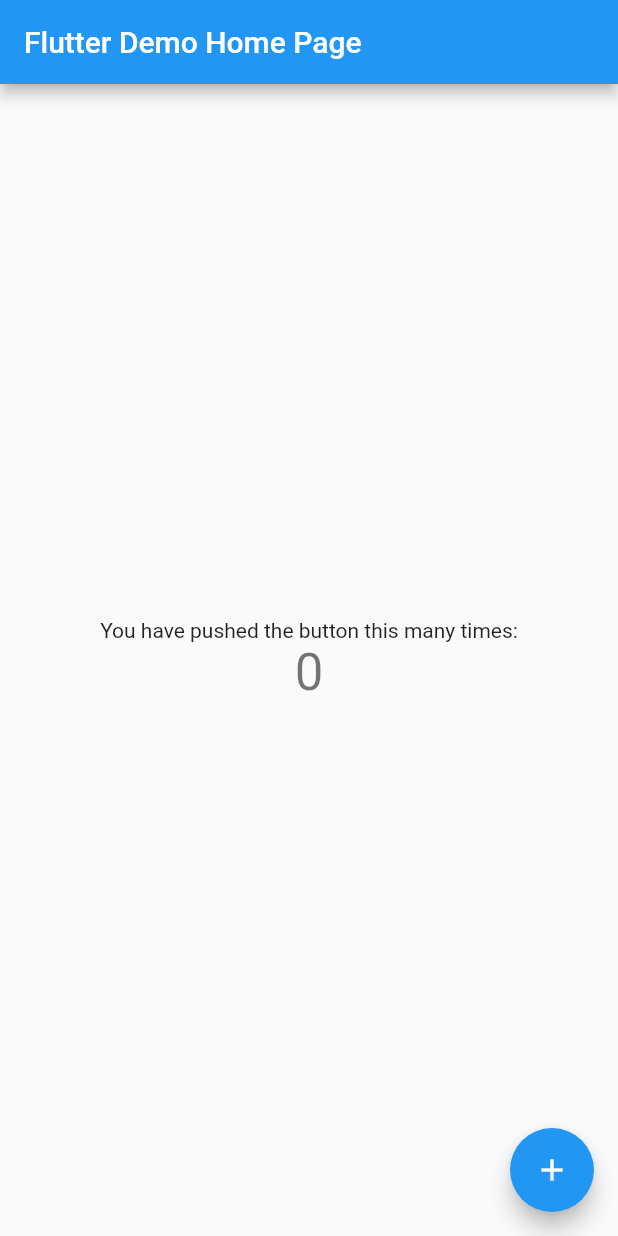
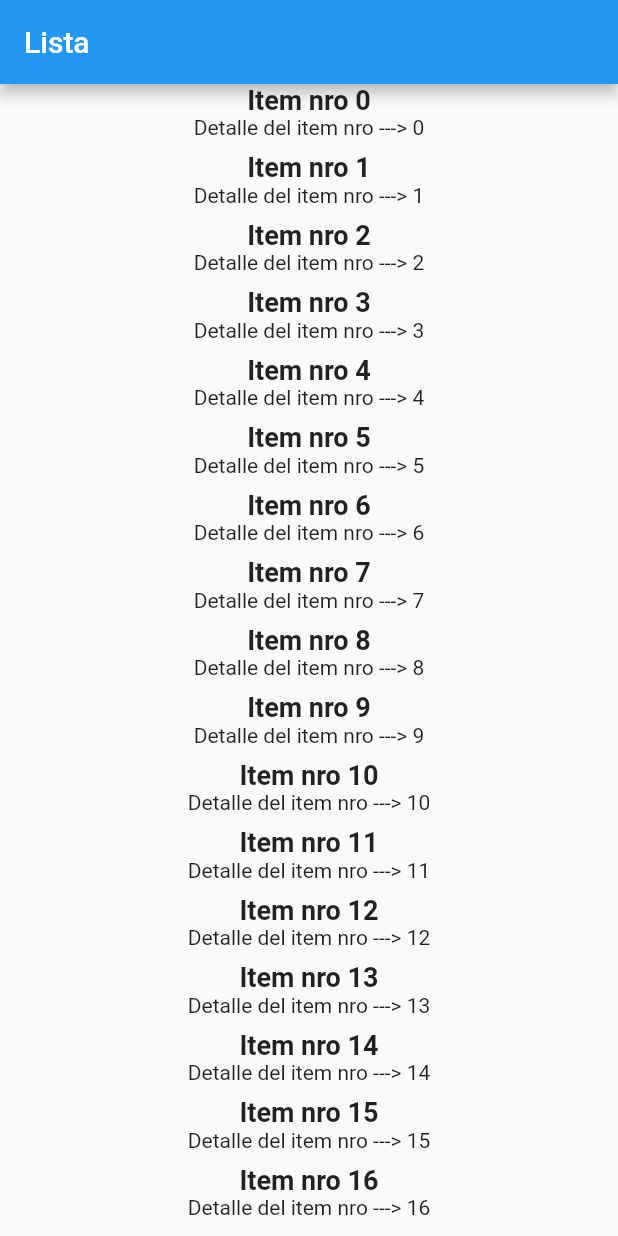
Before and after one commit to federix8190/MyFlutterApp, a Flutter app: the screen it shows after launch, on a phone screen of 412 x 824 dp. Run offline on Flutter 3.47's test engine with Material 2 defaults, Android fonts, the phone set to English and light mode, and no system bars.

```diff
--- a/lib/main.dart
+++ b/lib/main.dart
@@ -5,7 +5,6 @@ void main() {
 }
 
 class MyApp extends StatelessWidget {
-
   @override
   Widget build(BuildContext context) {
     return MaterialApp(
@@ -19,7 +18,6 @@ class MyApp extends StatelessWidget {
 }
 
 class MyHomePage extends StatefulWidget {
-
   MyHomePage({Key key, this.title}) : super(key: key);
 
   final String title;
@@ -30,6 +28,7 @@ class MyHomePage extends StatefulWidget {
 
 class _MyHomePageState extends State<MyHomePage> {
   int _counter = 0;
+  final scrollController = ScrollController();
 
   void _incrementCounter() {
     setState(() {
@@ -38,30 +37,53 @@ class _MyHomePageState extends State<MyHomePage> {
   }
 
   @override
+  void initState() {
+    super.initState();
+    scrollController.addListener(() {
+      print('Fede --> ${scrollController.offset}');
+      /*if (scrollController.offset >=
+              scrollController.position.maxScrollExtent &&
+          !scrollController.position.outOfRange) {
+        print("reached the bottom");
+      } else if (scrollController.offset <=
+              scrollController.position.minScrollExtent &&
+          !scrollController.position.outOfRange) {
+        print("reached the top");
+      } else {
+        print('No seeeee');
+      }*/
+    });
+  }
+
+  void dispose() {
+    //scrollController.dispose();
+    super.dispose();
+  }
+
+  @override
   Widget build(BuildContext context) {
     return Scaffold(
       appBar: AppBar(
-        title: Text(widget.title),
+        title: Text('Lista'),
       ),
-      body: Center(
-        child: Column(
-          mainAxisAlignment: MainAxisAlignment.center,
-          children: <Widget>[
-            Text(
-              'You have pushed the button this many times:',
-            ),
-            Text(
-              '$_counter',
-              style: Theme.of(context).textTheme.headline4,
-            ),
-          ],
-        ),
-      ),
-      floatingActionButton: FloatingActionButton(
-        onPressed: _incrementCounter,
-        tooltip: 'Increment',
-        child: Icon(Icons.add),
-      ), // This trailing comma makes auto-formatting nicer for build methods.
+      body: ListView.separated(
+          controller: scrollController,
+          itemBuilder: (BuildContext context, int index) {
+            return buildBody(index);
+          },
+          separatorBuilder: (BuildContext context, int index) =>
+              SizedBox(height: 8),
+          itemCount: 35),
+    );
+  }
+
+  Widget buildBody(int index) {
+    return Column(
+      children: [
+        Text('Item nro $index',
+            style: TextStyle(fontSize: 18, fontWeight: FontWeight.bold)),
+        Text('Detalle del item nro ---> $index')
+      ],
     );
   }
 }
```
